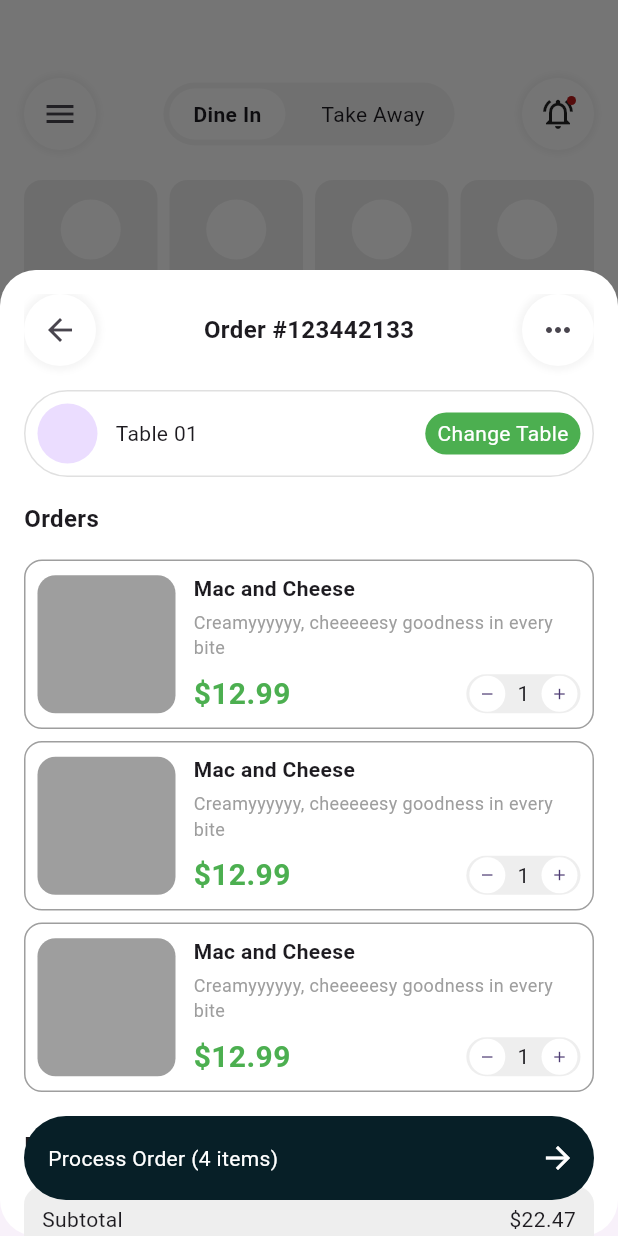
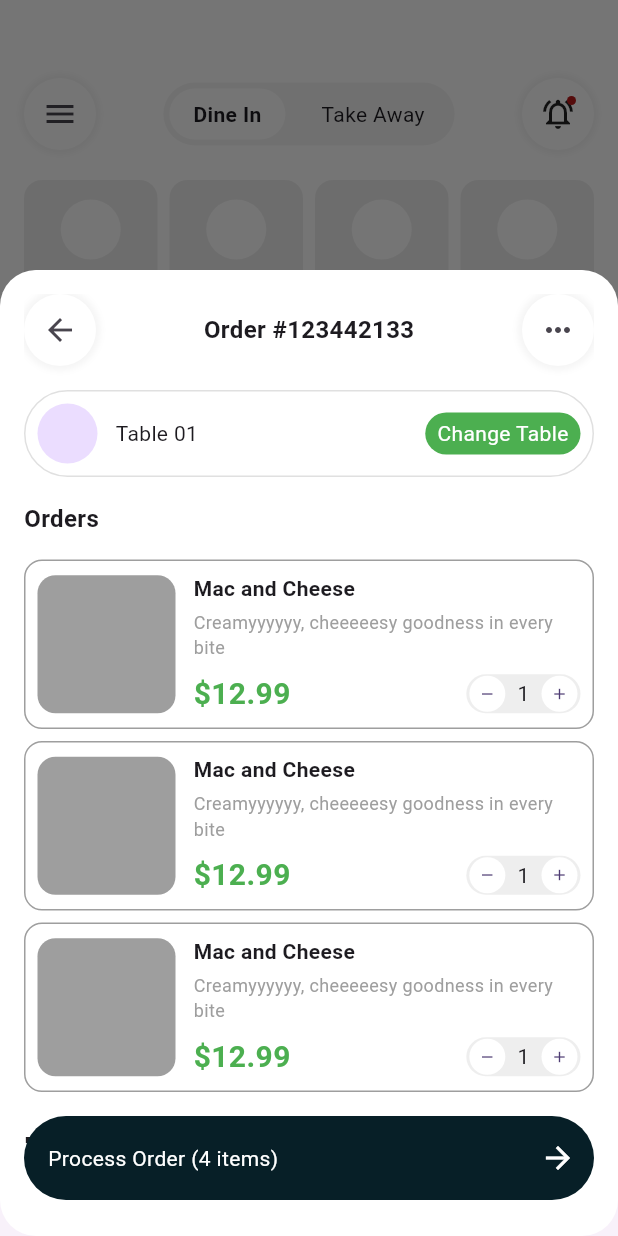
Before and after one commit to JAICHANGPARK/flutter_notebook_chapter_42, a Flutter app: the FoodOrderHomePage screen opened directly, after a tap on the "notifications active" icon, on a phone screen of 412 x 824 dp. Run offline on Flutter 3.47's test engine with Material 3 defaults, Android fonts, the phone set to English and light mode, and no system bars; our stand-ins replace date_picker_timeline, gap, hugeicons.

Commit message:
Update food_order_home_page.dart

```diff
--- a/lib/ep2143_food_order_app/views/food_order_home_page.dart
+++ b/lib/ep2143_food_order_app/views/food_order_home_page.dart
@@ -100,6 +100,7 @@ class _FoodOrderHomePageState extends State<FoodOrderHomePage> {
                                   left: 16,
                                   top: 16,
                                   right: 16,
+                                  bottom: 62,
                                   child: SingleChildScrollView(
                                     child: Column(
                                       crossAxisAlignment: CrossAxisAlignment.start,
@@ -307,6 +308,7 @@ class _FoodOrderHomePageState extends State<FoodOrderHomePage> {
                                           padding: EdgeInsets.all(12),
                                           child: Column(
                                             crossAxisAlignment: CrossAxisAlignment.start,
+                                            spacing: 12,
                                             children: [
                                               Row(
                                                 mainAxisAlignment: MainAxisAlignment.spaceBetween,
```
